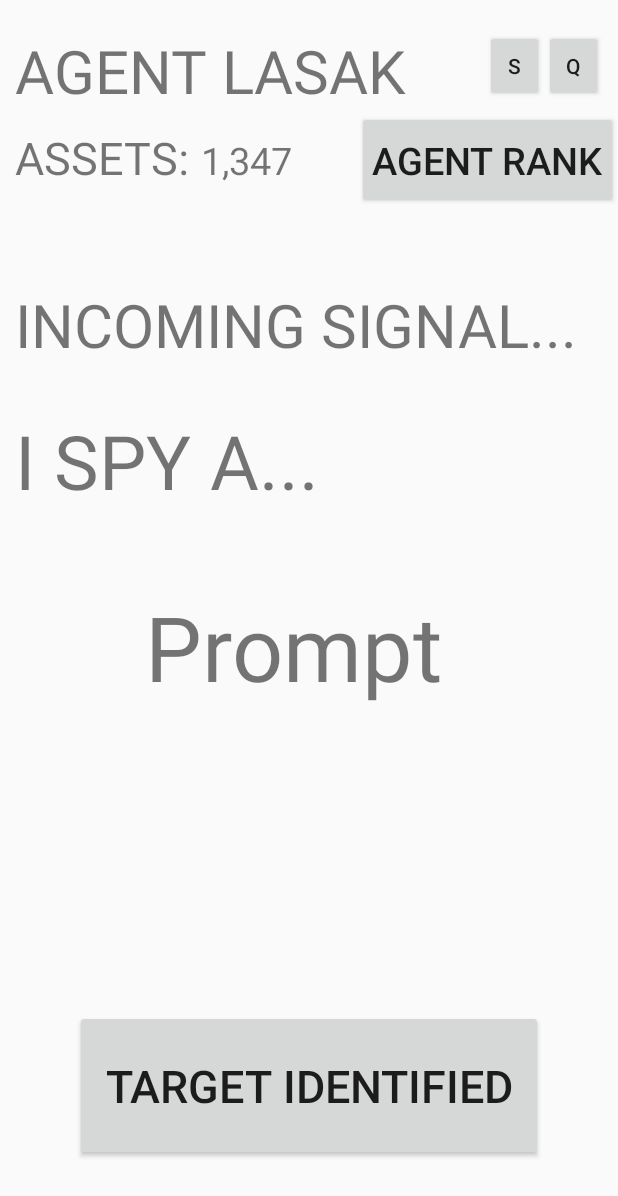
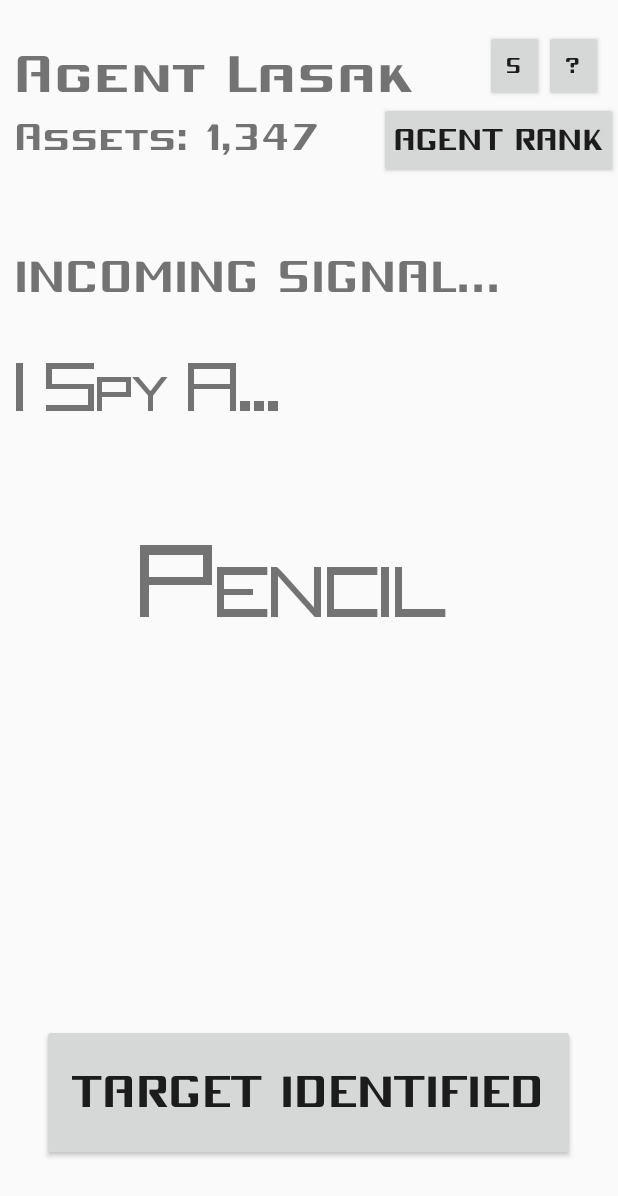
Before and after one commit to lacoite/Operation_iSpy, an Android app: the HomeHeaderFragment screen opened directly, with no data from a screen before it, on a phone screen of 412 x 824 dp. Shown: the top 1196 px of the screen. Run offline under Robolectric (Android 15) with nearby library versions, the phone set to English and light mode, and no system bars.

Commit message:
Implemented support for for custom fonts, two versions.

```diff
--- /dev/null
+++ b/app/src/main/res/font/square.xml
@@ -0,0 +1,12 @@
+<?xml version="1.0" encoding="utf-8"?>
+<font-family xmlns:android="http://schemas.android.com/apk/res/android">
+        <font
+            android:fontStyle="normal"
+            android:fontWeight="400"
+            android:font="@font/mobitale_versalete" />
+
+        <font
+            android:fontStyle="italic"
+            android:fontWeight="400"
+            android:font="@font/square_unique_normal" />
+</font-family>
--- a/app/src/main/res/layout/fragment_home_header.xml
+++ b/app/src/main/res/layout/fragment_home_header.xml
@@ -18,15 +18,18 @@
             android:layout_width="0dp"
             android:layout_height="wrap_content"
             android:layout_weight="8"
-            android:textSize="40sp"
+            android:textSize="35sp"
             android:layout_gravity="bottom"
-            android:text="AGENT LASAK"/>
+            android:fontFamily="@font/square"
+            android:lines="1"
+            android:text="Agent Lasak"/>
 
         <Button
             android:layout_width="0dp"
             android:layout_height="wrap_content"
             android:padding="0dp"
             android:layout_weight="1"
+            android:fontFamily="@font/square"
             android:text="S"
             />
 
@@ -34,8 +37,9 @@
             android:layout_width="0dp"
             android:layout_height="wrap_content"
             android:padding="0dp"
+            android:fontFamily="@font/square"
             android:layout_weight="1"
-            android:text="Q"
+            android:text="\?"
             />
 
 
@@ -51,16 +55,18 @@
         <TextView
             android:layout_width="wrap_content"
             android:layout_height="wrap_content"
-            android:textSize="30sp"
+            android:textSize="25sp"
             android:layout_marginLeft="10dp"
-            android:text="ASSETS: "
+            android:fontFamily="@font/square"
+            android:text="Assets: "
             />
 
         <TextView
-            android:layout_width="0dp"
+            android:layout_width="wrap_content"
             android:layout_height="wrap_content"
-            android:layout_weight="1"
+            android:layout_weight="2"
             android:textSize="25sp"
+            android:fontFamily="@font/square"
             android:text="1,347"
             />
 
@@ -72,8 +78,9 @@
             android:paddingTop="15dp"
             android:paddingBottom="15dp"
             android:maxLines="1"
-            android:textSize="25sp"
-            android:text="AGENT RANK"
+            android:textSize="20sp"
+            android:fontFamily="@font/square"
+            android:text="Agent Rank"
             />
 
     </LinearLayout>
--- a/app/src/main/res/layout/fragment_home_prompt.xml
+++ b/app/src/main/res/layout/fragment_home_prompt.xml
@@ -14,30 +14,34 @@
         <TextView
             android:layout_width="match_parent"
             android:layout_height="wrap_content"
-            android:textSize="40dp"
-            android:layout_marginBottom="30dp"
+            android:textSize="30sp"
+            android:layout_marginBottom="40dp"
+            android:fontFamily="@font/square"
             android:text="INCOMING SIGNAL..." />
 
         <TextView
             android:layout_width="match_parent"
             android:layout_height="wrap_content"
-            android:textSize="50dp"
+            android:textSize="40dp"
             android:layout_marginBottom="30dp"
-            android:text="I SPY A..."/>
+            android:fontFamily="@font/square"
+            android:textStyle="italic"
+            android:text="I Spy A..."/>
 
         <TextView
             android:layout_width="wrap_content"
             android:layout_height="wrap_content"
             android:layout_gravity="center"
             android:textSize="60dp"
+            android:layout_marginTop="30dp"
             android:paddingTop="20dp"
             android:paddingBottom="20dp"
             android:paddingLeft="20dp"
             android:paddingRight="40dp"
+            android:textStyle="italic"
+            android:fontFamily="@font/square"
             android:layout_marginBottom="40dp"
-            android:text="Prompt"/>
-
-
+            android:text="Pencil"/>
 
     </LinearLayout>
 
@@ -52,6 +56,7 @@
         android:paddingLeft="20dp"
         android:paddingRight="20dp"
         android:layout_marginBottom="50dp"
+        android:fontFamily="@font/square"
         android:text="TARGET IDENTIFIED"
         android:onClick="targetIdentifiedClicked"/>
 
--- a/app/src/main/res/values/themes.xml
+++ b/app/src/main/res/values/themes.xml
@@ -13,6 +13,7 @@
         <item name="colorPrimaryDark">@color/purple_700</item>
         <item name="colorAccent">@color/teal_200</item>
         <item name="colorBackgroundFloating">@color/dark_blue_green</item>
+        <item name="android:fontFamily">@font/square</item>
 
         <!-- Customize your theme here. -->
     </style>
```
Also changed, not shown: app/src/main/res/font/mobitale_versalete.otf (added), app/src/main/res/font/square_unique_normal.ttf (added).
